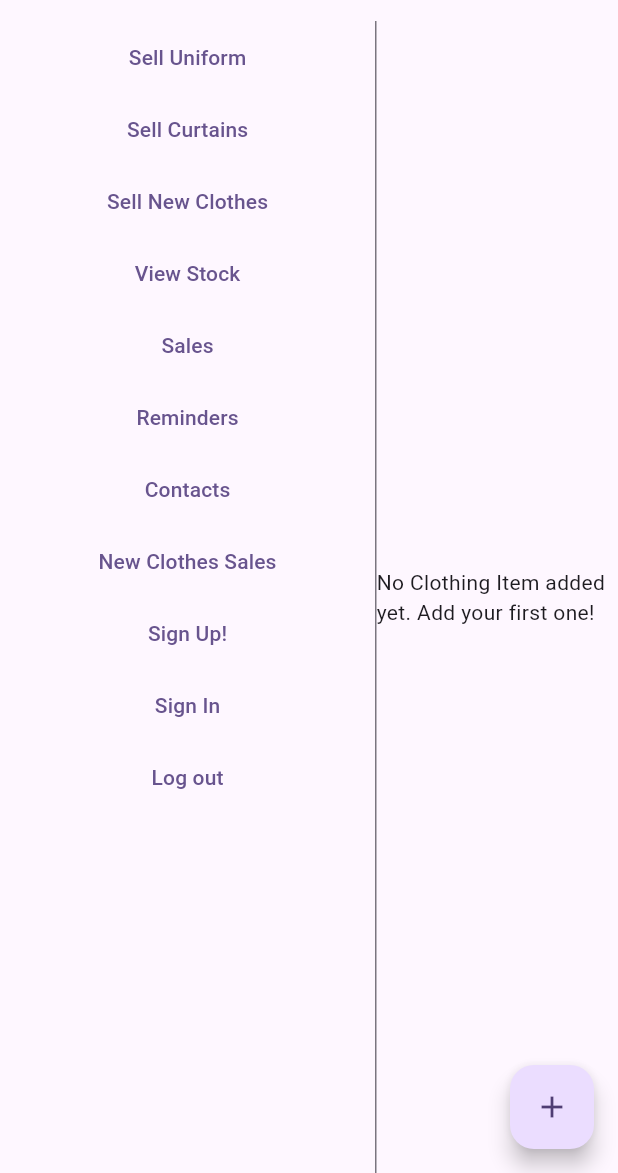
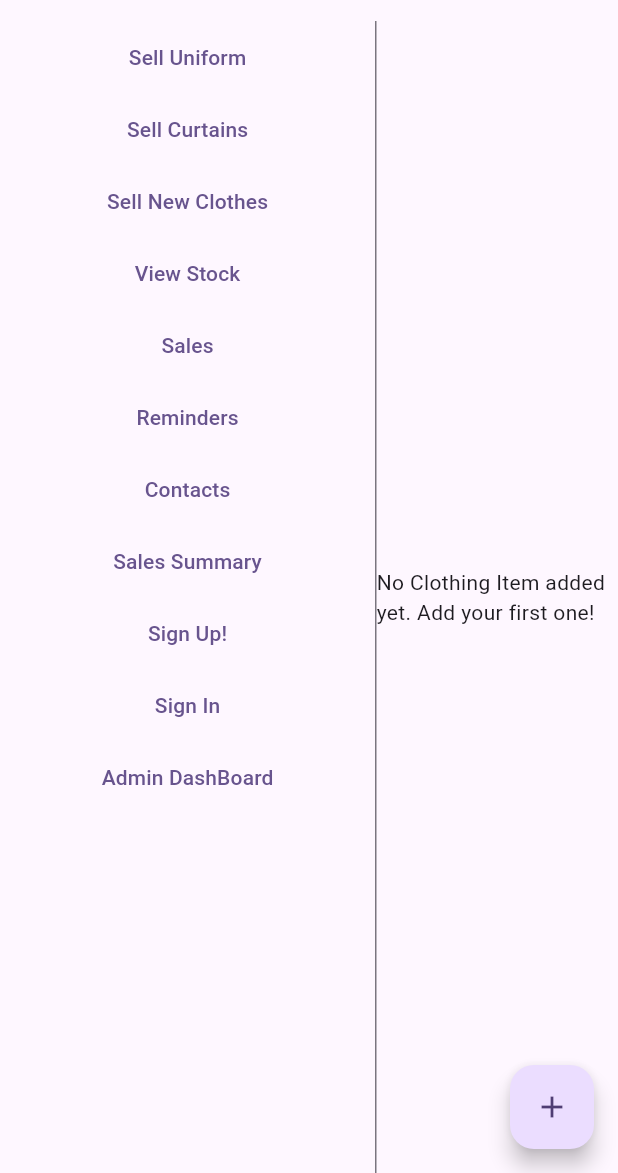
Before and after one commit to m-wambua/Gipaw-tailor, a Flutter app: the MyHomePage screen opened directly, on a phone screen of 412 x 824 dp, the part 63-1236 px from its top. Run offline on Flutter 3.47's test engine with Material 3 defaults, Android fonts, the light colour scheme and no system bars; our stand-ins replace shared_preferences; accounts and stored records are empty.

Commit message:
minor improvements on the admin dashbord

```diff
--- a/lib/homepage.dart
+++ b/lib/homepage.dart
@@ -8,6 +8,7 @@ import 'package:gipaw_tailor/curtainsales/curtainsmodel.dart';
 import 'package:gipaw_tailor/paymentmethod/mpesa/mpesapage.dart';
 import 'package:gipaw_tailor/remindersystem/reminderclass.dart';
 import 'package:gipaw_tailor/remindersystem/reminderpage.dart';
+import 'package:gipaw_tailor/signinpage/admindash.dart';
 import 'package:gipaw_tailor/signinpage/protectedroutes.dart';
 import 'package:gipaw_tailor/signinpage/signinpage.dart';
 import 'package:gipaw_tailor/signinpage/signuppage.dart';
@@ -917,99 +918,115 @@ class _MyHomePageState extends State<MyHomePage> {
               children: [
                 Expanded(
                     child: ListView(padding: EdgeInsets.zero, children: [
-                  /*
-                      ProtectedNavigationButton(text: "Sell Uniform",
-                       allowedRoles: [UserRole.admin,UserRole.manager,UserRole.user],
+                  ProtectedNavigationButton(
+                      text: "Sell Uniform",
+                      allowedRoles: [
+                        UserRole.admin,
+                        UserRole.manager,
+                        UserRole.user
+                      ],
                       onPressed: _uniformSales),
-
-                        ProtectedNavigationButton(text: "Sell Curtains",
-                         allowedRoles: [UserRole.admin,UserRole.manager,UserRole.user],
-                          onPressed: (){
-                            Navigator.push(
-                              context, MaterialPageRoute(builder: (context)=> Curtainsalespage())
-                            );
-                          }),
-
-                          ProtectedNavigationButton(text: "Sell New Clothes",
-                           allowedRoles: [UserRole.admin,UserRole.manager,UserRole.user],
-                            onPressed: ()=> _newOrRepare()),
-
-                            ProtectedNavigationButton(text: "View Stock",
-                             allowedRoles: [UserRole.admin,UserRole.manager],
-                              onPressed: (){
+                  ProtectedNavigationButton(
+                      text: "Sell Curtains",
+                      allowedRoles: [
+                        UserRole.admin,
+                        UserRole.manager,
+                        UserRole.user
+                      ],
+                      onPressed: () {
                         Navigator.push(
                             context,
                             MaterialPageRoute(
-                                    builder: (context)=> StockViewWrapper(stockFilePath: stockPath)
-                                  )
-                                );
+                                builder: (context) => Curtainsalespage()));
                       }),
-
-                              ProtectedNavigationButton(text: "Sales",
-                               allowedRoles: [UserRole.admin,UserRole.manager],
-                                onPressed: (){
+                  ProtectedNavigationButton(
+                      text: "Sell New Clothes",
+                      allowedRoles: [
+                        UserRole.admin,
+                        UserRole.manager,
+                        UserRole.user
+                      ],
+                      onPressed: () => _newOrRepare()),
+                  ProtectedNavigationButton(
+                      text: "View Stock",
+                      allowedRoles: [UserRole.admin, UserRole.manager],
+                      onPressed: () {
                         Navigator.push(
                             context,
                             MaterialPageRoute(
-                                      builder: (context)=> SalesViewWrapper(salesFilePath: 'lib/uniforms/sales/sales.json')
-                                    )
-                                  );
+                                builder: (context) => StockViewWrapper(
+                                    stockFilePath: stockPath)));
                       }),
-
-                                ProtectedNavigationButton(text: "Reminders",
-                                 allowedRoles: [UserRole.admin,UserRole.manager],
-                                  onPressed: (){
+                  ProtectedNavigationButton(
+                      text: "Sales",
+                      allowedRoles: [UserRole.admin, UserRole.manager],
+                      onPressed: () {
                         Navigator.push(
                             context,
                             MaterialPageRoute(
-                                        builder: (context)=> ReminderPage()
-                                      )
-                                    );
+                                builder: (context) => SalesViewWrapper(
+                                    salesFilePath:
+                                        'lib/uniforms/sales/sales.json')));
                       }),
-
-                                  ProtectedNavigationButton(text: "Contacts",
-                                   allowedRoles: [UserRole.admin,UserRole.manager],
-                                    onPressed: (){
+                  ProtectedNavigationButton(
+                      text: "Reminders",
+                      allowedRoles: [UserRole.admin, UserRole.manager],
+                      onPressed: () {
                         Navigator.push(
                             context,
                             MaterialPageRoute(
-                                          builder: (context)=> ContactsPage()
-                                        )
-                                      );
+                                builder: (context) => ReminderPage()));
                       }),
-
-                                    ProtectedNavigationButton(text: "Sales Summary",
-                                     allowedRoles: [UserRole.admin,UserRole.manager],
-                                      onPressed: (){
+                  ProtectedNavigationButton(
+                      text: "Contacts",
+                      allowedRoles: [UserRole.admin, UserRole.manager],
+                      onPressed: () {
                         Navigator.push(
                             context,
                             MaterialPageRoute(
-                                            builder: (context)=> SalesSummary()
-                                          )
-                                        );
+                                builder: (context) => ContactsPage()));
                       }),
-
-                                      ProtectedNavigationButton(text: "Sign Up!",
-                                       allowedRoles: [UserRole.admin,UserRole.manager,UserRole.user],
-                                        onPressed: (){
+                  ProtectedNavigationButton(
+                      text: "Sales Summary",
+                      allowedRoles: [UserRole.admin, UserRole.manager],
+                      onPressed: () {
                         Navigator.push(
                             context,
                             MaterialPageRoute(
-                                              builder: (context)=> SignUpPage()
-                                            )
-                                          );
+                                builder: (context) => SalesSummary()));
                       }),
-
-                                        ProtectedNavigationButton(text: "Sign In",
-                                         allowedRoles: [UserRole.admin,UserRole.manager,UserRole.user],
-                                          onPressed: ()=> Navigator.push(
+                  ProtectedNavigationButton(
+                      text: "Sign Up!",
+                      allowedRoles: [
+                        UserRole.admin,
+                        UserRole.manager,
+                        UserRole.user
+                      ],
+                      onPressed: () {
+                        Navigator.push(
                             context,
                             MaterialPageRoute(
-                                              builder: (context)=> const SignInPage()
-                                            )
-                                          )
-                                        ),
-                                        */
+                                builder: (context) => SignUpPage()));
+                      }),
+                  ProtectedNavigationButton(
+                      text: "Sign In",
+                      allowedRoles: [
+                        UserRole.admin,
+                        UserRole.manager,
+                        UserRole.user
+                      ],
+                      onPressed: () => Navigator.push(
+                          context,
+                          MaterialPageRoute(
+                              builder: (context) => const SignInPage()))),
+                  ProtectedNavigationButton(
+                      text: "Admin DashBoard",
+                      allowedRoles: [UserRole.admin],
+                      onPressed: () => Navigator.push(
+                          context,
+                          MaterialPageRoute(
+                              builder: (context) => AdminDashBoard())))
+                  /*
                   TextButton(
                     onPressed: () {
                       _uniformSales();
@@ -1091,8 +1108,10 @@ class _MyHomePageState extends State<MyHomePage> {
                             builder: (context) => const SignInPage())),
                     child: Text("Sign In"),
                   ),
-                  TextButton(onPressed: (){},
-                  child: Text("Log out"),)
+                  TextButton(
+                    onPressed: () {},
+                    child: Text("Log out"),
+                  )*/
                 ]))
               ],
             ),
--- a/lib/signinpage/users.dart
+++ b/lib/signinpage/users.dart
@@ -9,6 +9,7 @@ class User {
   final String? phoneNumber;
   final String password; // In real app, store hashed password
   final UserRole role;
+  final bool? isDisabled;
 
   User({
     required this.id,
@@ -17,6 +18,7 @@ class User {
     this.phoneNumber,
     required this.password,
     required this.role,
+    this.isDisabled = false,
   });
 
   // Convert User object to JSON string
@@ -28,7 +30,39 @@ class User {
       'phoneNumber': phoneNumber,
       'password': password, // In real app, this should be hashed
       'role': role.toString(),
+      'isDisabled': isDisabled,
     });
+  }
+
+  User copyWith({
+    String? id,
+    String? username,
+    String? email,
+    String? phoneNumber,
+    String? password,
+    UserRole? role,
+    bool? isDisabled,
+  }) {
+    return User(
+      id: id ?? this.id,
+      username: username ?? this.username,
+      email: email ?? this.email,
+      phoneNumber: phoneNumber ?? this.phoneNumber,
+      password: password ?? this.password,
+      role: role ?? this.role,
+      isDisabled: isDisabled ?? this.isDisabled,
+    );
+  }
+
+  factory User.fromApplication(UserApplication application, UserRole role){
+    return User(
+      id: application.id,
+      username: application.username,
+      email: application.email,
+      password: '',
+      role: role,
+      isDisabled: false,
+    );
   }
 
   // Create User object from JSON string
@@ -44,6 +78,7 @@ class User {
         (e) => e.toString() == data['role'],
         orElse: () => UserRole.user,
       ),
+      isDisabled: data['isDisabled'] ?? false,
     );
   }
 }
@@ -62,8 +97,23 @@ enum UserRole {
   manager,
 }
 
-enum SignInMethod{
+enum SignInMethod {
   username,
   email,
   phoneNumber,
 }
+
+class UserApplication {
+  final String id;
+  final String username;
+  final String email;
+  final DateTime applicationDate;
+
+  UserApplication({
+    required this.id,
+    required this.username,
+    required this.email,
+    required this.applicationDate,
+  });
+
+}
```
Also changed, not shown: lib/signinpage/admindash.dart (+32 -12 lines), lib/signinpage/authorization.dart (+74 -9 lines). Lines whose indentation alone changed are shown as unchanged.
